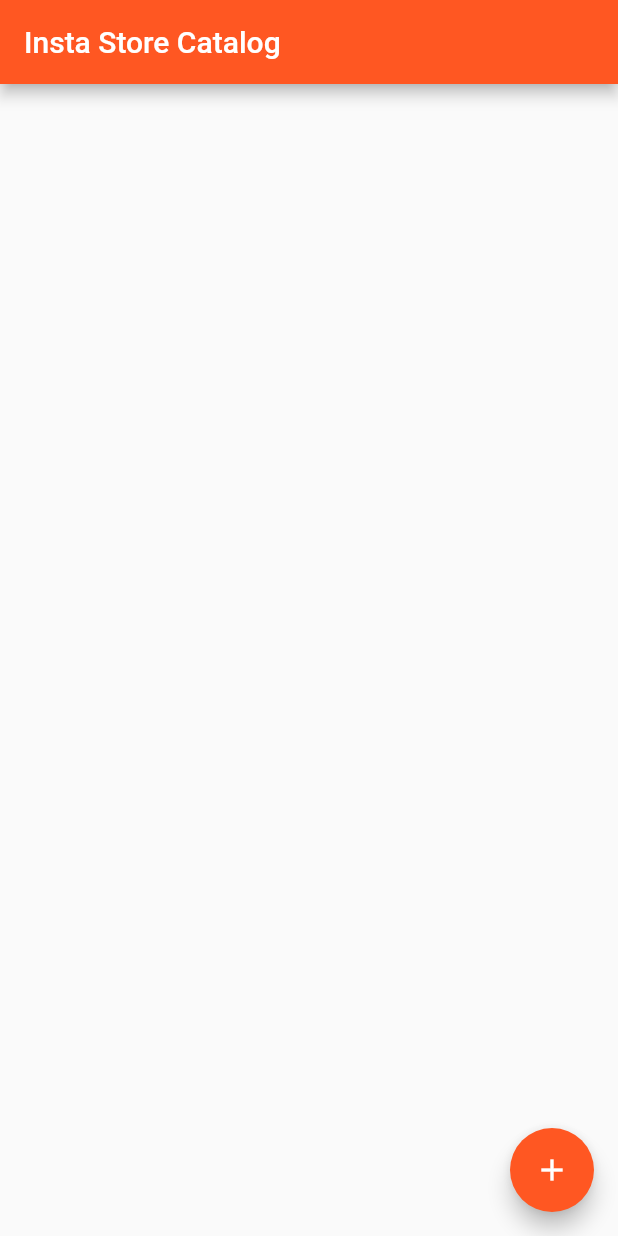
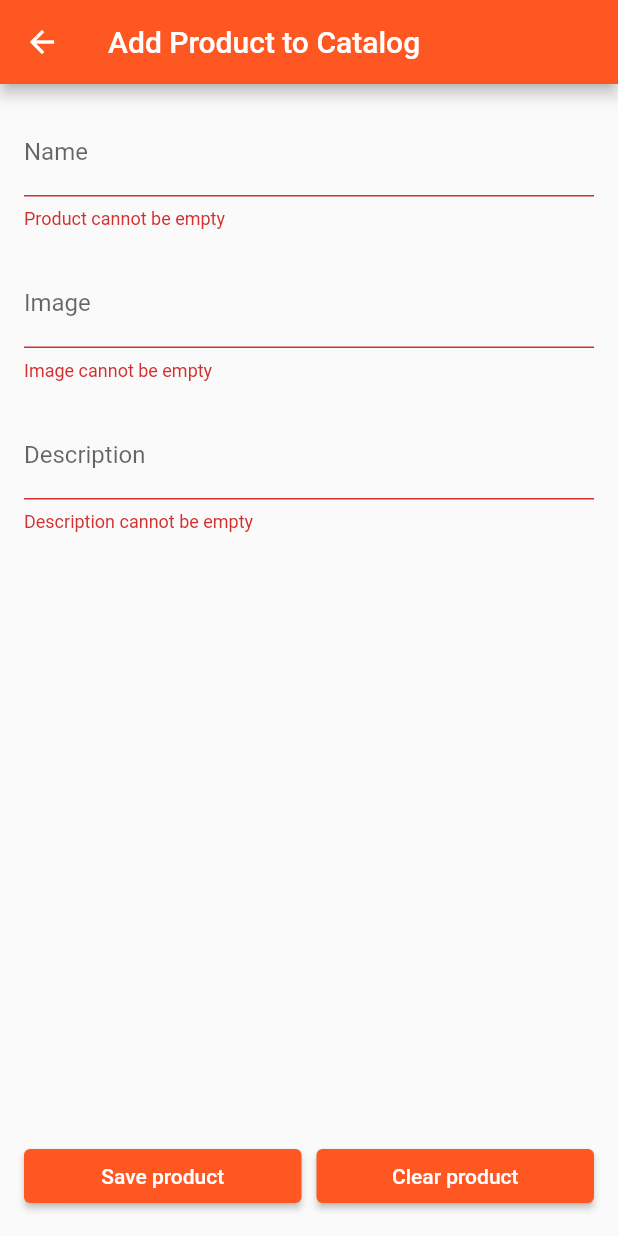
Before and after one commit to bungearnss/flutter_with_SQLite, a Flutter app: the screen it shows after launch, after a tap on the "add" icon, on a phone screen of 412 x 824 dp. Run offline on Flutter 3.47's test engine with Material 2 defaults, Android fonts, the phone set to English and light mode, and no system bars; our stand-ins replace shared_preferences, sqflite; accounts and stored records are empty.

Commit message:
Add product screen and method

```diff
--- /dev/null
+++ b/lib/src/screens/add_edit_product_screen.dart
@@ -0,0 +1,129 @@
+import 'package:flutter/material.dart';
+
+import '../services/product_service.dart';
+import '../models/product.dart';
+
+class AddEditProductScreen extends StatefulWidget {
+  final Product? product;
+  const AddEditProductScreen({super.key, this.product});
+
+  @override
+  State<AddEditProductScreen> createState() => _AddEditProductScreenState();
+}
+
+class _AddEditProductScreenState extends State<AddEditProductScreen> {
+  final _productController = TextEditingController();
+  final _imageController = TextEditingController();
+  final _descriptionController = TextEditingController();
+
+  bool _isNameValid = false;
+  bool _isImageValid = false;
+  bool _isDescriptionValid = false;
+
+  final _productService = ProductService();
+
+  @override
+  void initState() {
+    super.initState();
+  }
+
+  void _updateState() {
+    setState(() {
+      _isNameValid = _productController.text.isNotEmpty;
+      _isImageValid = _imageController.text.isNotEmpty;
+      _isDescriptionValid = _descriptionController.text.isNotEmpty;
+    });
+  }
+
+  @override
+  Widget build(BuildContext context) {
+    return Scaffold(
+      appBar: AppBar(
+        title: const Text("Add Product to Catalog"),
+      ),
+      body: Container(
+        padding: const EdgeInsets.all(16),
+        child: Column(
+          children: [
+            Expanded(
+              child: Column(
+                crossAxisAlignment: CrossAxisAlignment.start,
+                children: [
+                  TextField(
+                    controller: _productController,
+                    decoration: InputDecoration(
+                      hintText: "Enter name",
+                      labelText: "Name",
+                      errorText:
+                          !_isNameValid ? "Product cannot be empty" : null,
+                    ),
+                  ),
+                  const SizedBox(height: 20),
+                  TextField(
+                    controller: _imageController,
+                    decoration: InputDecoration(
+                      hintText: "Enter image name",
+                      labelText: "Image",
+                      errorText:
+                          !_isImageValid ? "Image cannot be empty" : null,
+                    ),
+                  ),
+                  const SizedBox(height: 20),
+                  TextField(
+                    controller: _descriptionController,
+                    decoration: InputDecoration(
+                      hintText: "Enter description",
+                      labelText: "Description",
+                      errorText: !_isDescriptionValid
+                          ? "Description cannot be empty"
+                          : null,
+                    ),
+                  ),
+                  const SizedBox(height: 20),
+                ],
+              ),
+            ),
+            Row(
+              mainAxisAlignment: MainAxisAlignment.spaceAround,
+              children: [
+                Expanded(
+                  child: ElevatedButton(
+                    onPressed: () async {
+                      _updateState();
+                      if (_isNameValid &&
+                          _isImageValid &&
+                          _isDescriptionValid) {
+                        var product = Product(
+                          _productController.text,
+                          _imageController.text,
+                          _descriptionController.text,
+                        );
+
+                        Future<int?> result =
+                            _productService.addProduct(product);
+
+                        result.then((value) => Navigator.pop(context, result));
+                      }
+                    },
+                    child: const Text("Save product"),
+                  ),
+                ),
+                const SizedBox(width: 10),
+                Expanded(
+                  child: ElevatedButton(
+                    onPressed: () {
+                      _productController.text = "";
+                      _imageController.text = "";
+                      _descriptionController.text = "";
+                    },
+                    child: const Text("Clear product"),
+                  ),
+                )
+              ],
+            ),
+          ],
+        ),
+      ),
+    );
+  }
+}
--- a/lib/src/screens/all_products_screen.dart
+++ b/lib/src/screens/all_products_screen.dart
@@ -3,6 +3,7 @@ import 'package:flutter/material.dart';
 import '../models/product.dart';
 import '../services/product_service.dart';
 import './view_product_screen.dart';
+import './add_edit_product_screen.dart';
 
 class AllProductScreen extends StatefulWidget {
   const AllProductScreen({super.key});
@@ -29,6 +30,12 @@ class _AllProductScreenState extends State<AllProductScreen> {
   void initState() {
     super.initState();
     _getAllProducts();
+  }
+
+  _showSuceessSnackBar(String message) {
+    ScaffoldMessenger.of(context).showSnackBar(
+      SnackBar(content: Text(message)),
+    );
   }
 
   @override
@@ -78,7 +85,17 @@ class _AllProductScreenState extends State<AllProductScreen> {
         },
       ),
       floatingActionButton: FloatingActionButton(
-        onPressed: () {},
+        onPressed: () {
+          Navigator.push(
+              context,
+              MaterialPageRoute(
+                  builder: (context) => AddEditProductScreen())).then((data) {
+            if (data != null) {
+              _getAllProducts();
+              _showSuceessSnackBar("Product added successfully");
+            }
+          });
+        },
         child: const Icon(Icons.add),
       ),
     );
--- a/lib/src/services/product_service.dart
+++ b/lib/src/services/product_service.dart
@@ -22,4 +22,8 @@ class ProductService {
 
     return products;
   }
+
+  Future<int?> addProduct(Product product) async {
+    return await _dbHelper.addData(product.toMap());
+  }
 }
--- a/lib/src/utils/helpers/db_helper.dart
+++ b/lib/src/utils/helpers/db_helper.dart
@@ -69,4 +69,10 @@ class DBHelper {
 
     return await _db?.query(tableName) ?? [];
   }
+
+  Future<int?> addData(Map<String, dynamic> productMap) async {
+    await initDB();
+
+    return await _db?.insert(tableName, productMap);
+  }
 }
```
